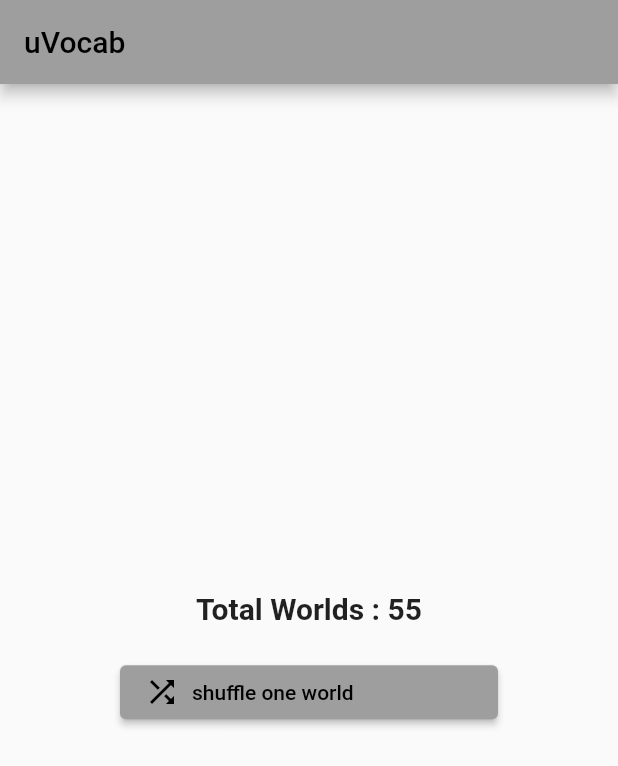
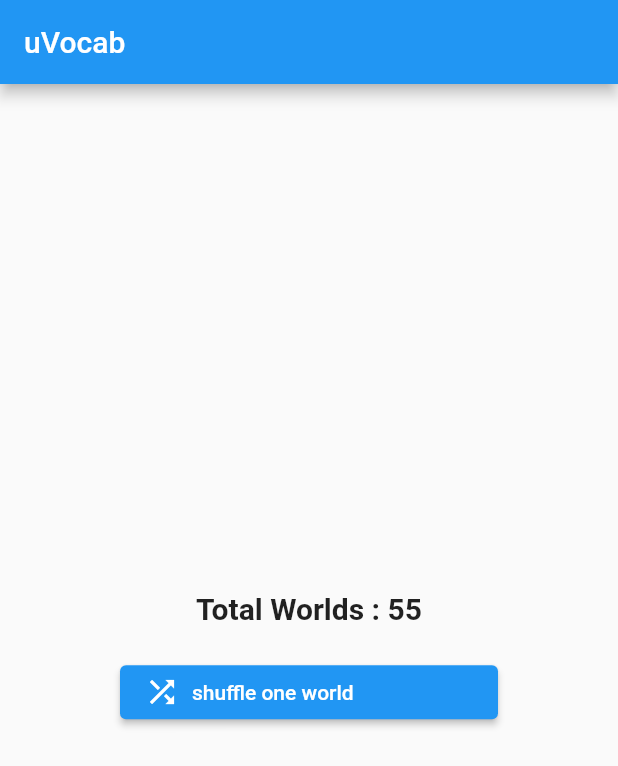
Before and after one commit to robsonoduarte/u_vocab, a Flutter app: the screen it shows after launch, on a phone screen of 412 x 824 dp. Shown: the top 766 px of the screen. Run offline on Flutter 3.47's test engine with Material 2 defaults, Android fonts, the light colour scheme and no system bars; our stand-ins replace go_router.

Commit message:
dark and light themes (#10)
Co-authored-by: Robson Duarte <robosn.o.d@gmail.com>

```diff
--- a/lib/main.dart
+++ b/lib/main.dart
@@ -12,9 +12,8 @@ class UVocab extends StatelessWidget {
     return MaterialApp.router(
       routerConfig: router,
       title: 'uVocab',
-      theme: ThemeData(
-        primarySwatch: Colors.grey,
-      ),
+      darkTheme: ThemeData.dark(),
+      theme: ThemeData.light(),
     );
   }
 }
```
